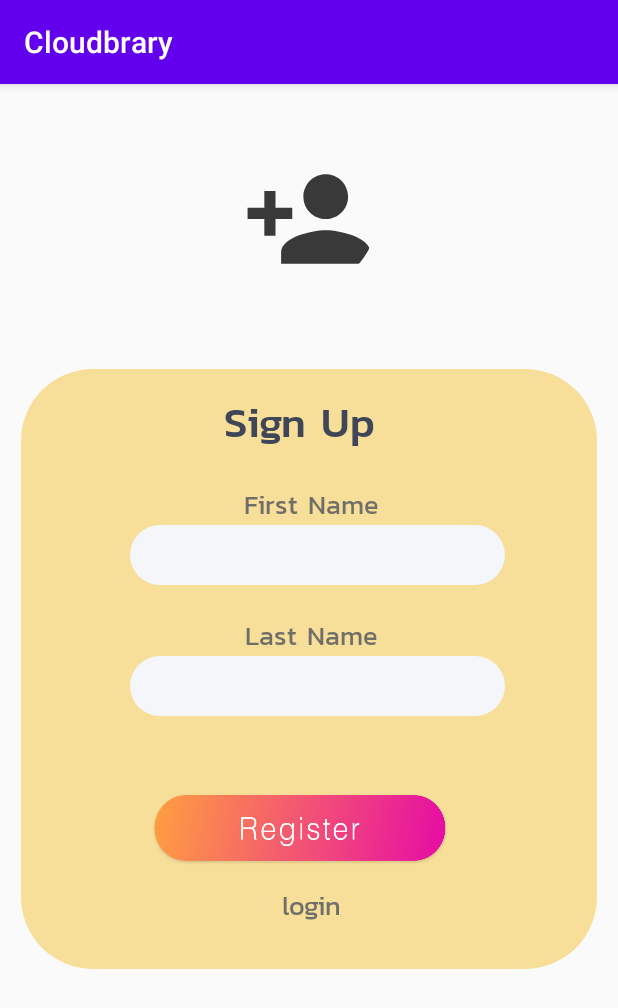
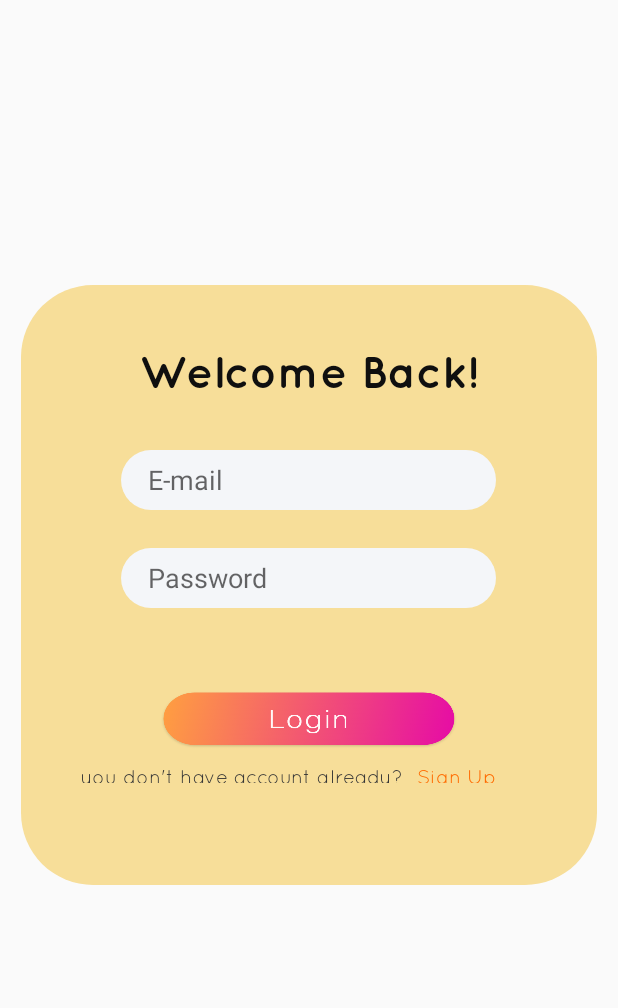
Before and after one commit to KeshavaTelan/Cloudbrary, an Android app: the screen it shows after launch (MainActivity before the commit, login after it), on a phone screen of 412 x 824 dp. Shown: the top 1008 px of the screen. Run offline under Robolectric (Android 15) with nearby library versions, the phone set to English and light mode, and no system bars; our stand-ins replace Firebase (no records; nobody signed in at launch, a user with empty details on screens opened directly).

Commit message:
second commit:login page

```diff
--- a/app/src/main/java/com/keshava/cloudbrary/login.java
+++ b/app/src/main/java/com/keshava/cloudbrary/login.java
@@ -1,17 +1,180 @@
 package com.keshava.cloudbrary;
 
+import androidx.annotation.NonNull;
+import androidx.annotation.RequiresApi;
 import androidx.appcompat.app.AppCompatActivity;
 
+import android.content.Context;
+import android.content.Intent;
+import android.graphics.Color;
+import android.hardware.fingerprint.FingerprintManager;
+import android.os.Build;
 import android.os.Bundle;
+import android.os.Handler;
+import android.view.View;
+import android.widget.Button;
+import android.widget.EditText;
+import android.widget.LinearLayout;
+import android.widget.TextView;
+import android.widget.Toast;
 
+import com.google.android.gms.tasks.OnCompleteListener;
+import com.google.android.gms.tasks.OnFailureListener;
+import com.google.android.gms.tasks.OnSuccessListener;
+import com.google.android.gms.tasks.Task;
 import com.google.firebase.analytics.FirebaseAnalytics;
+import com.google.firebase.auth.AuthResult;
+import com.google.firebase.auth.FirebaseAuth;
+import com.google.firebase.auth.FirebaseUser;
+import com.google.firebase.firestore.DocumentReference;
+import com.google.firebase.firestore.DocumentSnapshot;
+import com.google.firebase.firestore.FirebaseFirestore;
 
 public class login extends AppCompatActivity {
-    private FirebaseAnalytics mFirebaseAnalytics;
+    EditText logpass,logemail;
+    Button login ;
+    TextView sign,welcometext;
+    //  ImageView fingerprintbtn;
+    FirebaseAuth mFirebaseAuth;
+    LinearLayout registerlinier;
+    FirebaseFirestore db;
+    private FirebaseAuth.AuthStateListener mAuthStateListener;
     @Override
     protected void onCreate(Bundle savedInstanceState) {
         super.onCreate(savedInstanceState);
         setContentView(R.layout.activity_login);
-        mFirebaseAnalytics = FirebaseAnalytics.getInstance(this);
+
+
+        db = FirebaseFirestore.getInstance();
+        mFirebaseAuth = FirebaseAuth.getInstance();
+        login =(Button) findViewById(R.id.login);
+        logemail =(EditText) findViewById(R.id.emailtxt);
+        logpass =(EditText) findViewById(R.id.paswrdtxt);
+        registerlinier = (LinearLayout)findViewById(R.id.registerlinier);
+        welcometext =(TextView)findViewById(R.id.wlcometxt) ;
+
+        sign =(TextView) findViewById(R.id.signup);
+        sign.setOnClickListener(new View.OnClickListener() {
+            @Override
+            public void onClick(View v) {
+                Intent intent = new Intent(login.this,MainActivity.class);
+                startActivity(intent);
+            }
+        });
+
+        mAuthStateListener = new FirebaseAuth.AuthStateListener() {
+            @RequiresApi(api = Build.VERSION_CODES.M)
+            @Override
+            public void onAuthStateChanged(@NonNull FirebaseAuth firebaseAuth) {
+                FirebaseUser mFirebaseUser = mFirebaseAuth.getCurrentUser();
+                if( mFirebaseUser != null ){
+//
+                    Intent intent = new Intent(login.this,home.class);
+                    startActivity(intent);
+
+                }
+                else{
+                    Toast.makeText(login.this,"Please Login",Toast.LENGTH_SHORT).show();
+                }
+            }
+        };
+
+        ///////////////////////
+        login.setOnClickListener(new View.OnClickListener() {
+            @Override
+            public void onClick(View v) {
+                final String email = logemail.getText().toString();
+                final String pwd = logpass.getText().toString();
+                if(email.isEmpty()){
+                    logemail.setError("Please enter email id");
+                    logemail.requestFocus();
+                }
+                else  if(pwd.isEmpty()){
+                    logpass.setError("Please enter your password");
+                    logpass.requestFocus();
+                }
+                else  if(email.isEmpty() && pwd.isEmpty()){
+                    Toast.makeText(login.this,"Fields Are Empty!",Toast.LENGTH_SHORT).show();
+                }
+                else  if(!(email.isEmpty() && pwd.isEmpty())){
+
+                    mFirebaseAuth.signInWithEmailAndPassword(email, pwd).addOnCompleteListener(login.this, new OnCompleteListener<AuthResult>() {
+                        @Override
+                        public void onComplete(@NonNull Task<AuthResult> task) {
+                            if(task.isSuccessful()){
+
+
+
+                                String uid = mFirebaseAuth.getCurrentUser().getUid();
+
+                                DocumentReference docRef = db.collection("users").document(uid);
+
+                                docRef.get().addOnSuccessListener(new OnSuccessListener<DocumentSnapshot>() {
+                                    @Override
+                                    public void onSuccess(DocumentSnapshot documentSnapshot) {
+
+                                        if(documentSnapshot.exists()){
+
+                                            int utype = documentSnapshot.getLong("utype").intValue();
+                                            int utype2 = 2;
+
+                                            if(utype==utype2){
+
+                                                Intent gomain = new Intent(login.this,home.class);
+                                                startActivity(gomain);
+
+
+                                            }else{
+
+                                                logpass.setText(null);
+                                                logemail.setText(null);
+                                                Toast.makeText(login.this,"sorry your not a user",Toast.LENGTH_SHORT).show();
+                                            }
+
+                                        }else {
+                                            Toast.makeText(login.this,"Document does not exist",Toast.LENGTH_SHORT).show();
+                                        }
+
+
+                                    }
+                                }).addOnFailureListener(new OnFailureListener() {
+                                    @Override
+                                    public void onFailure(@NonNull Exception e) {
+                                        Toast.makeText(login.this,"Error ",Toast.LENGTH_SHORT).show();
+
+                                    }
+                                });
+
+
+
+                            }
+                            else{
+                                Toast.makeText(login.this,"Login Error, Please Login Again",Toast.LENGTH_SHORT).show();
+                            }
+                        }
+                    });
+                }
+                else{
+                    Toast.makeText(login.this,"Error Occurred!",Toast.LENGTH_SHORT).show();
+
+                }
+
+            }
+        });
+
+
+
+
     }
+
+    @Override
+    public void onBackPressed() {
+
+    }
+    @Override
+    protected void onStart() {
+        super.onStart();
+        mFirebaseAuth.addAuthStateListener(mAuthStateListener);
+    }
+
 }
--- a/app/src/main/res/layout/activity_login.xml
+++ b/app/src/main/res/layout/activity_login.xml
@@ -1,9 +1,111 @@
 <?xml version="1.0" encoding="utf-8"?>
-<androidx.constraintlayout.widget.ConstraintLayout xmlns:android="http://schemas.android.com/apk/res/android"
+<RelativeLayout xmlns:android="http://schemas.android.com/apk/res/android"
     xmlns:app="http://schemas.android.com/apk/res-auto"
     xmlns:tools="http://schemas.android.com/tools"
     android:layout_width="match_parent"
     android:layout_height="match_parent"
     tools:context=".login">
 
-</androidx.constraintlayout.widget.ConstraintLayout>
+    <LinearLayout
+
+        android:layout_width="match_parent"
+        android:layout_height="400dp"
+        android:layout_marginLeft="14dp"
+        android:layout_marginRight="14dp"
+        android:layout_marginTop="190dp"
+        android:background="@drawable/box"
+        android:orientation="vertical"
+        android:gravity="end"
+        android:padding="40dp">
+
+        <TextView
+            android:id="@+id/wlcometxt"
+            android:layout_width="wrap_content"
+            android:layout_height="wrap_content"
+            android:layout_gravity="center"
+            android:fontFamily="@font/quicksand_bold"
+            android:text="Welcome Back!"
+            android:textColor="#0F0F0F"
+            android:textSize="30dp" />
+
+
+        <ScrollView
+            android:layout_width="match_parent"
+            android:layout_height="180dp"
+            android:scrollbarStyle="outsideInset"
+            android:scrollbars="none"
+            android:layout_marginTop="10dp"
+            >
+            <LinearLayout
+                android:layout_width="match_parent"
+                android:layout_height="match_parent"
+                android:orientation="vertical"
+                >
+                <EditText
+                    android:layout_width="250dp"
+                    android:layout_height="40dp"
+                    android:layout_gravity="center"
+                    android:background="@drawable/textfield"
+                    android:textColor="#000000"
+                    android:id="@+id/emailtxt"
+                    android:layout_marginTop="25dp"
+                    android:hint="E-mail"
+                    android:paddingLeft="18dp" />
+
+                <EditText
+                    android:id="@+id/paswrdtxt"
+                    android:layout_width="250dp"
+                    android:layout_height="40dp"
+                    android:layout_gravity="center"
+                    android:background="@drawable/textfield"
+                    android:layout_marginTop="25dp"
+                    android:hint="Password"
+                    android:inputType="textPassword"
+                    android:paddingLeft="18dp" />
+
+
+
+            </LinearLayout>
+        </ScrollView>
+
+        <Button
+            android:id="@+id/login"
+            android:layout_width="200dp"
+            android:layout_height="40dp"
+            android:layout_marginTop="5dp"
+            android:layout_gravity="center"
+            android:background="@drawable/loginfield"
+            />
+
+
+        <LinearLayout
+            android:id="@+id/registerlinier"
+            android:layout_width="match_parent"
+            android:layout_height="wrap_content"
+            android:layout_marginTop="10dp"
+            android:layout_marginBottom="28dp"
+            android:orientation="horizontal">
+
+            <TextView
+                android:layout_width="220dp"
+                android:layout_height="wrap_content"
+                android:fontFamily="@font/quicksand_book"
+                android:text="you don't have account already?"
+                android:textColor="#363636"
+                android:textSize="13dp" />
+
+            <TextView
+                android:id="@+id/signup"
+                android:layout_width="70dp"
+                android:layout_height="wrap_content"
+                android:layout_marginLeft="4dp"
+                android:fontFamily="@font/quicksand_book"
+                android:text="Sign Up"
+                android:textColor="#FF6B00"
+                android:textSize="13dp" />
+
+        </LinearLayout>
+
+    </LinearLayout>
+
+</RelativeLayout>
```
Also changed, not shown: app/src/main/AndroidManifest.xml (+4 -3 lines), app/src/main/res/layout/activity_home.xml (+9 -3 lines), app/src/main/res/drawable-v24/loginfield.png (added).
